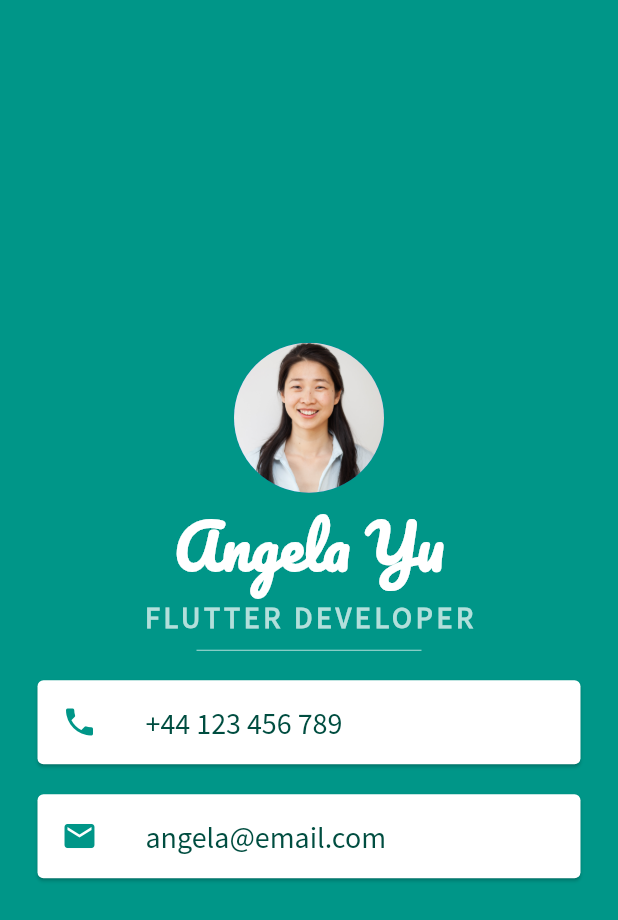
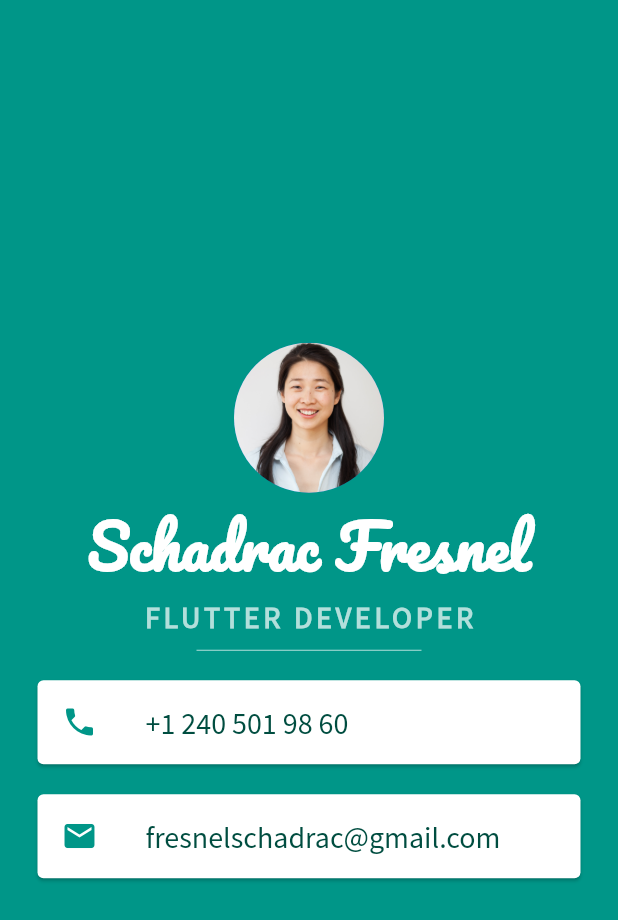
Before and after one commit to fresnelschadrac/mi-card, a Flutter app: the screen it shows after launch, on a phone screen of 412 x 824 dp. Shown: the top 920 px of the screen. Run offline on Flutter 3.47's test engine with Material 2 defaults, Android fonts, the phone set to English and light mode, and no system bars.

Commit message:
last edit

```diff
--- a/lib/main.dart
+++ b/lib/main.dart
@@ -19,7 +19,7 @@ class MyApp extends StatelessWidget {
               backgroundImage: AssetImage('images/angela.jpg'),
             ),
             Text(
-              'Angela Yu',
+              'Schadrac Fresnel',
               style: TextStyle(
                 fontFamily: 'Pacifico',
                 fontSize: 40.0,
@@ -52,7 +52,7 @@ class MyApp extends StatelessWidget {
                     color: Colors.teal,
                   ),
                   title: Text(
-                    '+44 123 456 789',
+                    '+1 240 501 98 60',
                     style: TextStyle(
                       color: Colors.teal.shade900,
                       fontFamily: 'Source Sans Pro',
@@ -68,7 +68,7 @@ class MyApp extends StatelessWidget {
                     color: Colors.teal,
                   ),
                   title: Text(
-                    'angela@email.com',
+                    'fresnelschadrac@gmail.com',
                     style: TextStyle(
                         fontSize: 20.0,
                         color: Colors.teal.shade900,
```
Also changed, not shown: 23 other files.
